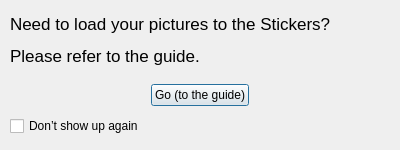
Qt form src/MovieMator/ResourceDockGenerator/helptipdialog.ui (hansewu/MovieMator) before a commit.
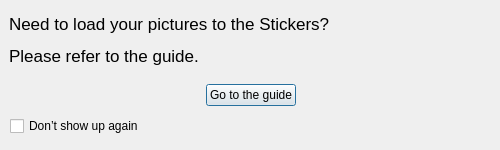
The same form after that commit.

The edit to the form file:
```diff
--- a/src/MovieMator/ResourceDockGenerator/helptipdialog.ui
+++ b/src/MovieMator/ResourceDockGenerator/helptipdialog.ui
@@ -6,19 +6,19 @@
    <rect>
     <x>0</x>
     <y>0</y>
-    <width>400</width>
+    <width>500</width>
     <height>150</height>
    </rect>
   </property>
   <property name="minimumSize">
    <size>
-    <width>400</width>
+    <width>500</width>
     <height>150</height>
    </size>
   </property>
   <property name="maximumSize">
    <size>
-    <width>400</width>
+    <width>500</width>
     <height>150</height>
    </size>
   </property>
@@ -30,7 +30,7 @@
     <rect>
      <x>10</x>
      <y>80</y>
-     <width>380</width>
+     <width>481</width>
      <height>60</height>
     </rect>
    </property>
@@ -59,7 +59,7 @@
          </sizepolicy>
         </property>
         <property name="text">
-         <string>Go (to the guide)</string>
+         <string>Go to the guide</string>
         </property>
        </widget>
       </item>
@@ -96,9 +96,9 @@
   <widget class="QLabel" name="label">
    <property name="geometry">
     <rect>
-     <x>10</x>
+     <x>9</x>
      <y>10</y>
-     <width>380</width>
+     <width>481</width>
      <height>61</height>
     </rect>
    </property>
```
